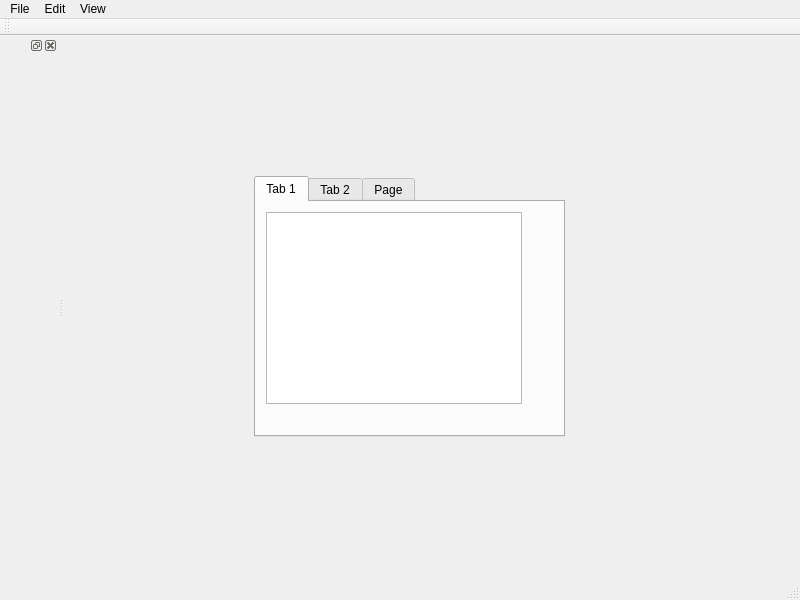
This is SmithAlexanderRetailInventorySalesManagement/mainwindow.ui in DataPipAlexander/CIS152-Final- as Qt 5 draws it before an edit. The edited form follows.
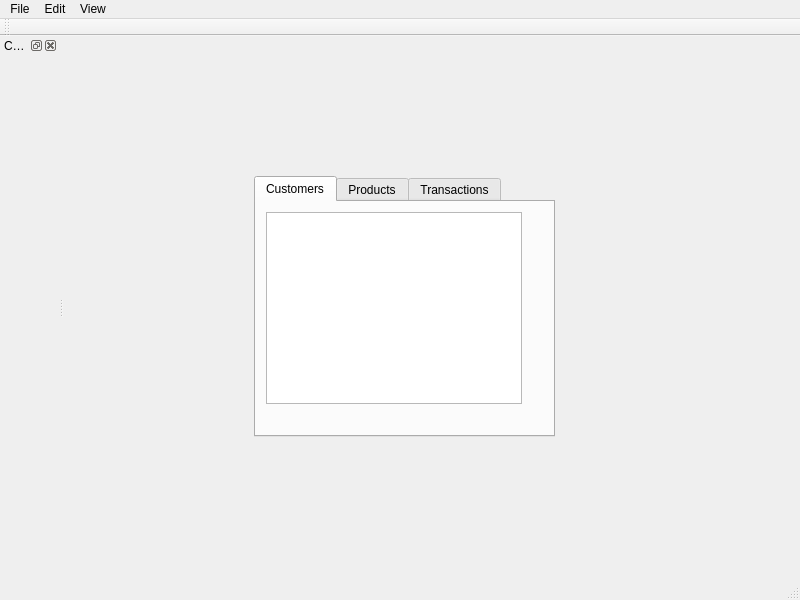
This is the edited form. The open tabs and pages were chosen to show the change.

```diff
--- a/SmithAlexanderRetailInventorySalesManagement/mainwindow.ui
+++ b/SmithAlexanderRetailInventorySalesManagement/mainwindow.ui
@@ -19,7 +19,7 @@
      <rect>
       <x>190</x>
       <y>140</y>
-      <width>311</width>
+      <width>301</width>
       <height>261</height>
      </rect>
     </property>
@@ -28,7 +28,7 @@
     </property>
     <widget class="QWidget" name="Customers">
      <attribute name="title">
-      <string>Tab 1</string>
+      <string>Customers</string>
      </attribute>
      <widget class="QListView" name="customerView">
       <property name="geometry">
@@ -43,7 +43,7 @@
     </widget>
     <widget class="QWidget" name="products">
      <attribute name="title">
-      <string>Tab 2</string>
+      <string>Products</string>
      </attribute>
      <widget class="QListView" name="productsView">
       <property name="geometry">
@@ -58,7 +58,7 @@
     </widget>
     <widget class="QWidget" name="transactionsView">
      <attribute name="title">
-      <string>Page</string>
+      <string>Transactions</string>
      </attribute>
      <widget class="QListView" name="listView">
       <property name="geometry">
@@ -127,6 +127,9 @@
    </attribute>
   </widget>
   <widget class="QDockWidget" name="dockWidget_2">
+   <property name="windowTitle">
+    <string>Categories</string>
+   </property>
    <attribute name="dockWidgetArea">
     <number>1</number>
    </attribute>
```
Left out of the diff: 2 changed lines with no effect on the pictures.
